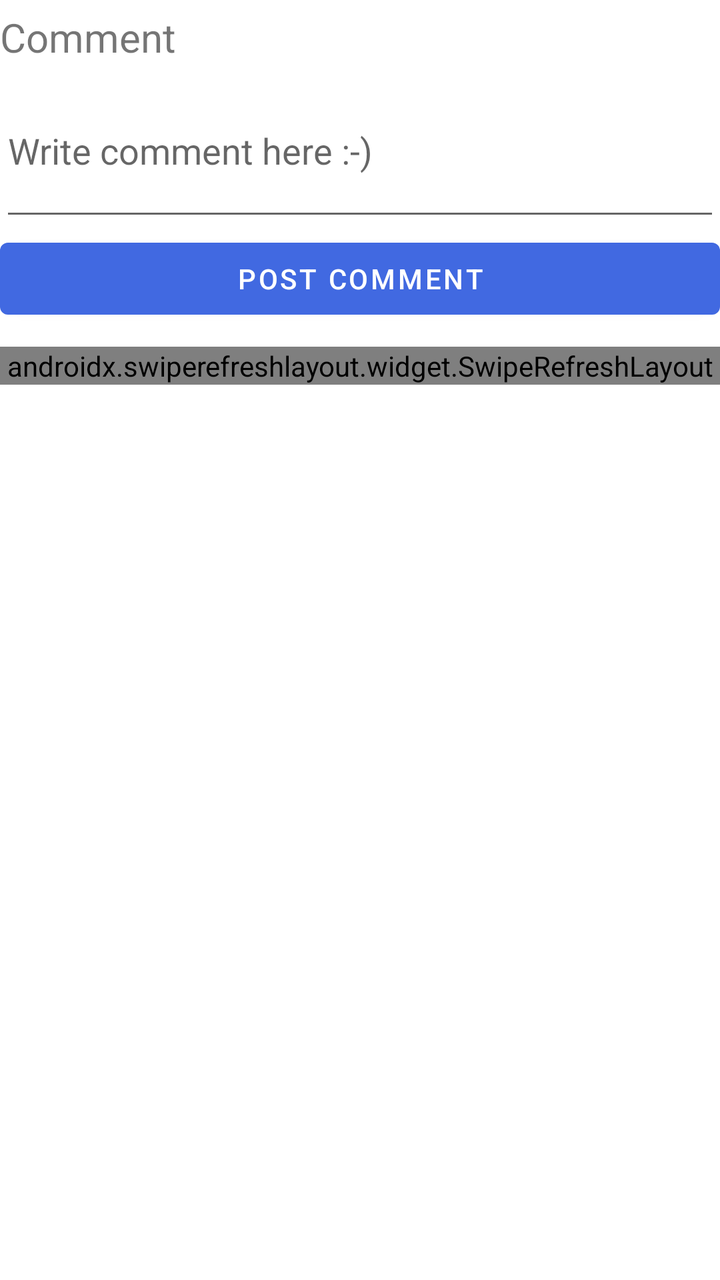
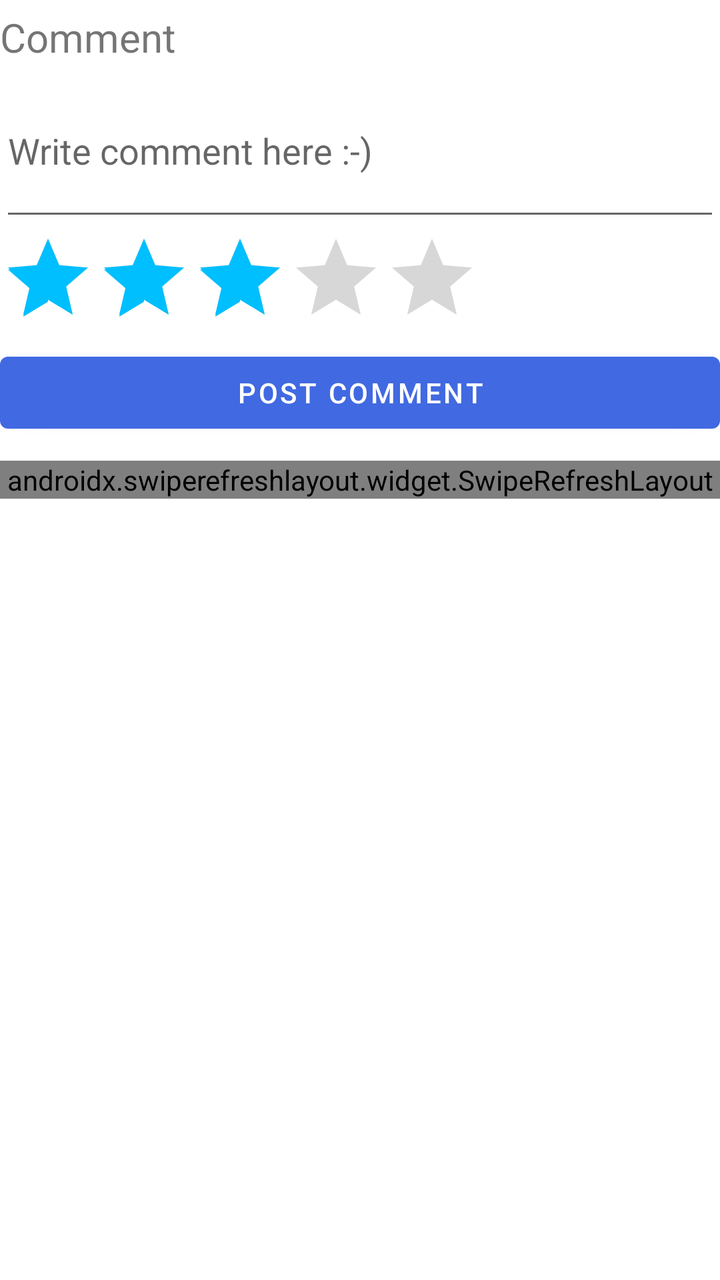

Two renders of the same Android screen: before a commit and after it. Below are the layout's source before the change and the commit's diff.
<!-- AndroidManifest.xml: application theme Theme.Front2 -->
<!-- res/layout/fragment_comment.xml -->
<?xml version="1.0" encoding="utf-8"?>
<LinearLayout xmlns:android="http://schemas.android.com/apk/res/android"
    xmlns:tools="http://schemas.android.com/tools"
    android:layout_width="match_parent"
    android:layout_height="match_parent"
    xmlns:app="http://schemas.android.com/apk/res-auto"
    android:layout_marginVertical="10dp"
    android:layout_marginHorizontal="10dp"
    android:orientation="vertical"
    tools:context=".home.user.comment.CommentFragment">

    <TextView
        android:layout_width="match_parent"
        android:layout_height="wrap_content"
        android:layout_marginTop="5dp"
        android:text="@string/comment_title_label"
        android:textSize="20sp" />

    <EditText
        android:id="@+id/comment_edit"
        android:layout_width="match_parent"
        android:layout_height="wrap_content"
        android:hint="@string/comment_hint"
        android:lines="3"
        android:inputType="textMultiLine" />

    <Button
        android:id="@+id/commit_comment_button"
        android:layout_width="match_parent"
        android:layout_height="wrap_content"
        android:text="@string/comment_button" />

    <androidx.swiperefreshlayout.widget.SwipeRefreshLayout
        android:id="@+id/comment_refresh_view"
        android:layout_width="match_parent"
        android:layout_height="wrap_content"
        android:layout_marginTop="10dp">

        <androidx.recyclerview.widget.RecyclerView
            android:id="@+id/comment_recycler_view"
            android:layout_width="match_parent"
            android:layout_height="wrap_content"
            app:layoutManager="androidx.recyclerview.widget.LinearLayoutManager"
            app:spanCount="1" />

    </androidx.swiperefreshlayout.widget.SwipeRefreshLayout>
</LinearLayout>
<!-- resources referenced by this layout -->
<resources>
  <string name="comment_button">Post comment</string>
  <string name="comment_hint">Write comment here :-)</string>
  <string name="comment_title_label">Comment</string>
  <style name="Theme.Front2" parent="Theme.MaterialComponents.DayNight.NoActionBar">
          
          <item name="colorPrimary">@color/royalBlue</item>
          <item name="colorPrimaryVariant">@color/lightSkyBlue</item>
          <item name="colorOnPrimary">@color/white</item>
          
          <item name="colorSecondary">@color/deepSkyBlue1</item>
          <item name="colorSecondaryVariant">@color/deepSkyBlue3</item>
          <item name="colorOnSecondary">@color/WhiteSmoke</item>
          
          <item name="android:statusBarColor" tools:targetApi="l">?attr/colorPrimary</item>
          
      </style>
  <color name="royalBlue">#4169E1</color>
  <color name="lightSkyBlue">#87CEFA</color>
  <color name="white">#FFFFFFFF</color>
  <color name="deepSkyBlue1">#00BFFF</color>
  <color name="deepSkyBlue3">#009ACD</color>
  <color name="WhiteSmoke">#F5F5F5</color>
</resources>

<!-- the commit's change to res/layout/fragment_comment.xml (unified diff, before → after) -->
@@ -24,6 +24,14 @@
         android:lines="3"
         android:inputType="textMultiLine" />
 
+    <RatingBar
+        android:id="@+id/comment_rating"
+        android:layout_width="wrap_content"
+        android:layout_height="wrap_content"
+        android:rating="3.0"
+        android:numStars="5"
+        android:stepSize="0.5" />
+
     <Button
         android:id="@+id/commit_comment_button"
         android:layout_width="match_parent"
